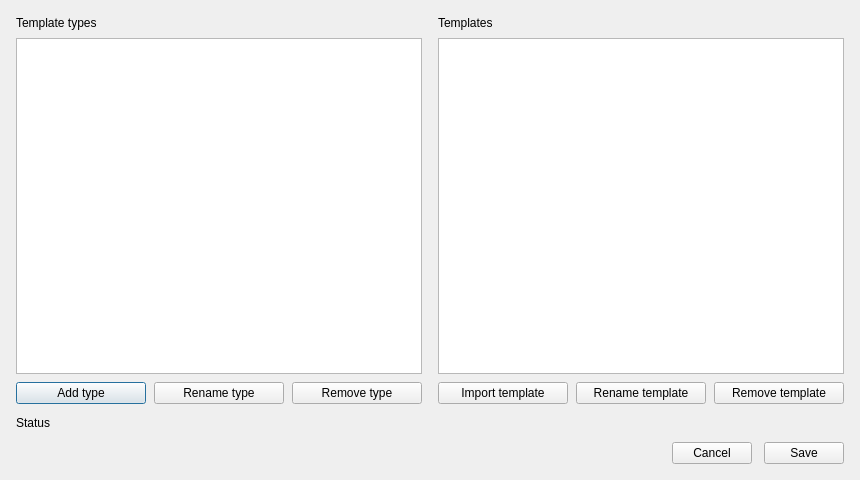
Before: the Qt Designer form gui/forms/template_manager_dialog.ui in YounesRabeh/document-mapper, drawn with Qt 5.
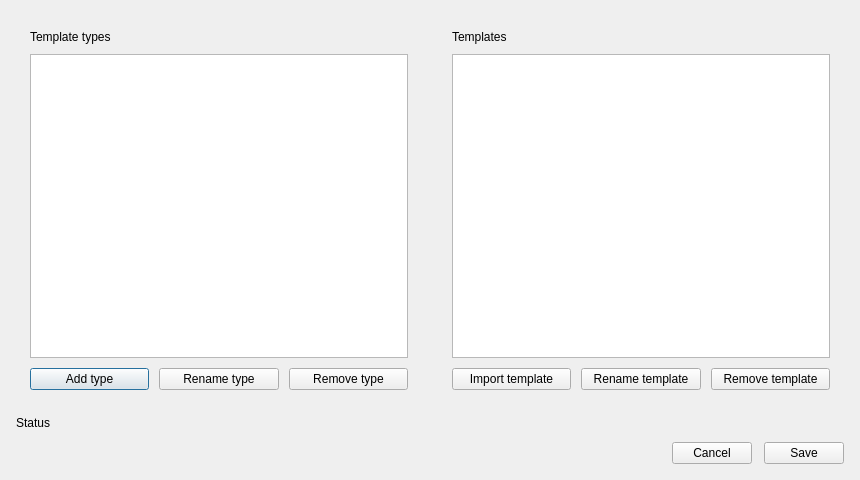
After: the same form once the commit is applied.

Patch:
```diff
--- a/gui/forms/template_manager_dialog.ui
+++ b/gui/forms/template_manager_dialog.ui
@@ -38,19 +38,19 @@
       <widget class="QWidget" name="typePanel" native="true">
        <layout class="QVBoxLayout" name="typeLayout">
         <property name="spacing">
-         <number>8</number>
+         <number>10</number>
         </property>
         <property name="leftMargin">
-         <number>0</number>
+         <number>14</number>
         </property>
         <property name="topMargin">
-         <number>0</number>
+         <number>14</number>
         </property>
         <property name="rightMargin">
-         <number>0</number>
+         <number>14</number>
         </property>
         <property name="bottomMargin">
-         <number>0</number>
+         <number>14</number>
         </property>
         <item>
          <widget class="QLabel" name="typeTitle">
@@ -64,6 +64,9 @@
         </item>
         <item>
          <layout class="QHBoxLayout" name="typeButtonsLayout">
+          <property name="spacing">
+           <number>10</number>
+          </property>
           <item>
            <widget class="QPushButton" name="typeAddButton">
             <property name="text">
@@ -94,19 +97,19 @@
       <widget class="QWidget" name="templatePanel" native="true">
        <layout class="QVBoxLayout" name="templateLayout">
         <property name="spacing">
-         <number>8</number>
+         <number>10</number>
         </property>
         <property name="leftMargin">
-         <number>0</number>
+         <number>14</number>
         </property>
         <property name="topMargin">
-         <number>0</number>
+         <number>14</number>
         </property>
         <property name="rightMargin">
-         <number>0</number>
+         <number>14</number>
         </property>
         <property name="bottomMargin">
-         <number>0</number>
+         <number>14</number>
         </property>
         <item>
          <widget class="QLabel" name="templateTitle">
@@ -120,6 +123,9 @@
         </item>
         <item>
          <layout class="QHBoxLayout" name="templateButtonsLayout">
+          <property name="spacing">
+           <number>10</number>
+          </property>
           <item>
            <widget class="QPushButton" name="templateAddButton">
             <property name="text">
```
